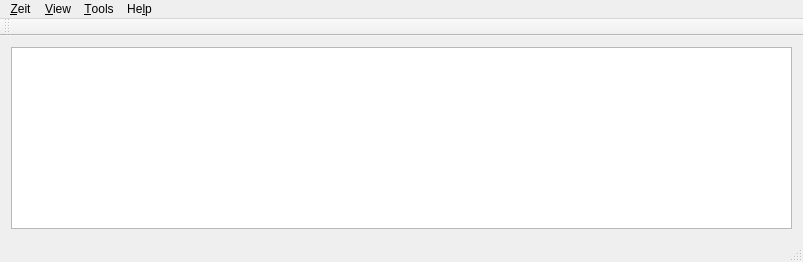
This is src/mainwindow.ui in loimu/zeit as Qt 5 draws it before an edit. The edited form follows.
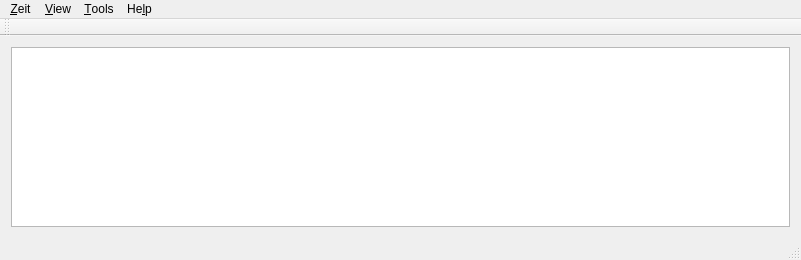
This is the edited form. Icons and pictures are not drawn.

Commit message: zeit: Refresh action added

The edit to the form file:
```diff
--- a/src/mainwindow.ui
+++ b/src/mainwindow.ui
@@ -6,8 +6,8 @@
    <rect>
     <x>0</x>
     <y>0</y>
-    <width>803</width>
-    <height>262</height>
+    <width>801</width>
+    <height>260</height>
    </rect>
   </property>
   <property name="windowTitle">
@@ -29,7 +29,7 @@
     <rect>
      <x>0</x>
      <y>0</y>
-     <width>803</width>
+     <width>801</width>
      <height>27</height>
     </rect>
    </property>
```
Left out of the diff: 32 changed lines with no effect on the pictures. The commit also changes 2 other files.
